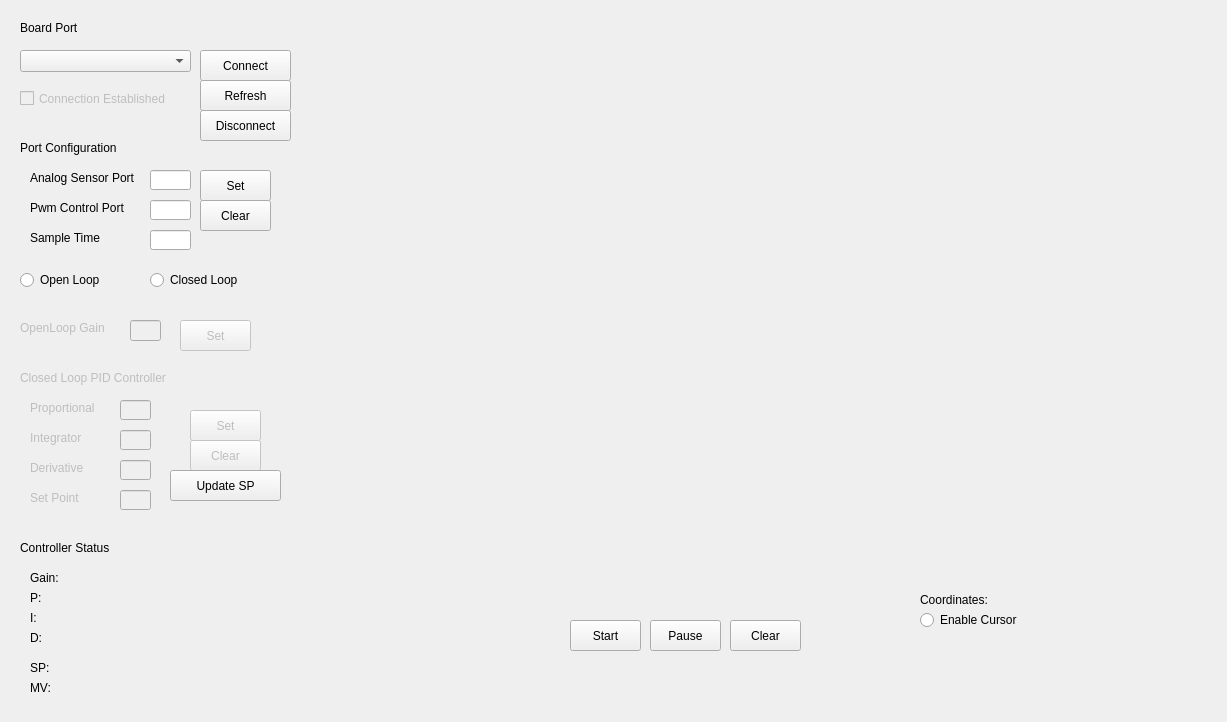
Old version of the form GUI_en.ui in the repository luizborgess/controlador-digital-firmata.
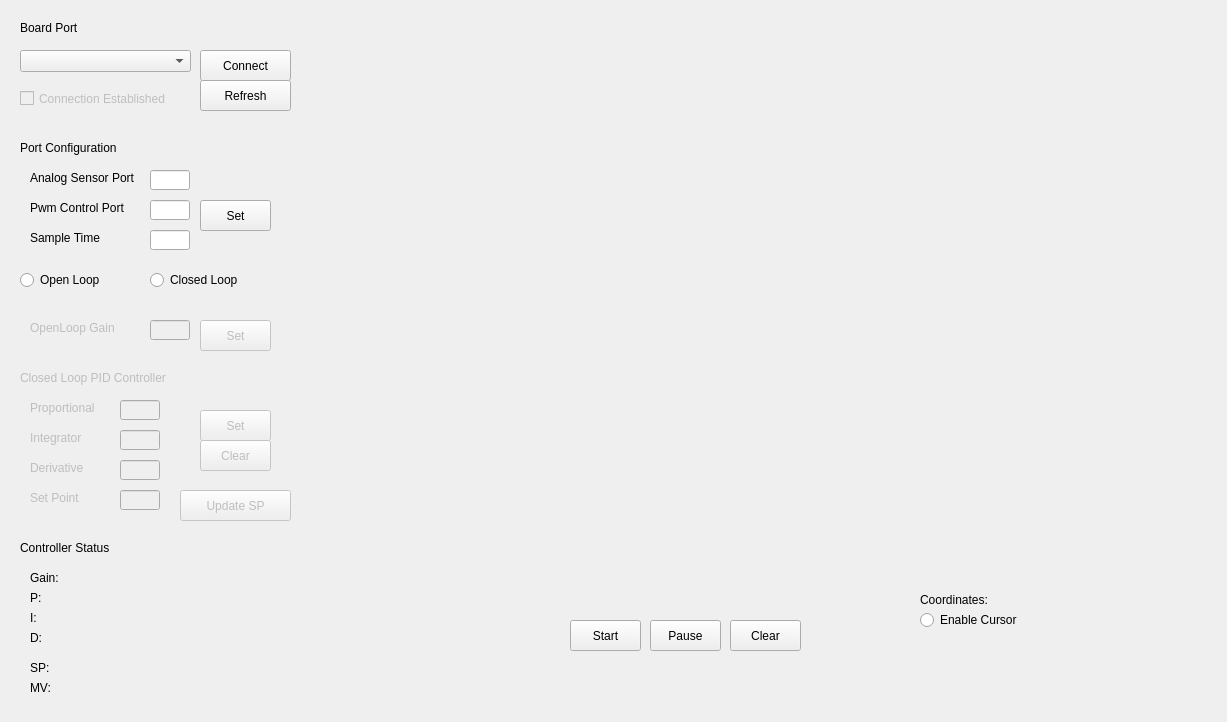
New version of the form. Custom widgets are drawn as their Qt base class.

Diff of the .ui file:
```diff
--- a/GUI_en.ui
+++ b/GUI_en.ui
@@ -72,19 +72,6 @@
      <bool>false</bool>
     </property>
    </widget>
-   <widget class="QPushButton" name="disconnect">
-    <property name="geometry">
-     <rect>
-      <x>200</x>
-      <y>110</y>
-      <width>91</width>
-      <height>31</height>
-     </rect>
-    </property>
-    <property name="text">
-     <string>Disconnect</string>
-    </property>
-   </widget>
    <widget class="QLabel" name="label_2">
     <property name="geometry">
      <rect>
@@ -103,7 +90,7 @@
      <rect>
       <x>150</x>
       <y>170</y>
-      <width>41</width>
+      <width>40</width>
       <height>20</height>
      </rect>
     </property>
@@ -126,7 +113,7 @@
      <rect>
       <x>150</x>
       <y>200</y>
-      <width>41</width>
+      <width>40</width>
       <height>20</height>
      </rect>
     </property>
@@ -184,7 +171,7 @@
      <rect>
       <x>120</x>
       <y>400</y>
-      <width>31</width>
+      <width>40</width>
       <height>20</height>
      </rect>
     </property>
@@ -213,7 +200,7 @@
      <rect>
       <x>120</x>
       <y>460</y>
-      <width>31</width>
+      <width>40</width>
       <height>20</height>
      </rect>
     </property>
@@ -242,7 +229,7 @@
      <rect>
       <x>120</x>
       <y>430</y>
-      <width>31</width>
+      <width>40</width>
       <height>20</height>
      </rect>
     </property>
@@ -251,26 +238,13 @@
     <property name="geometry">
      <rect>
       <x>200</x>
-      <y>170</y>
-      <width>71</width>
-      <height>31</height>
-     </rect>
-    </property>
-    <property name="text">
-     <string>Set</string>
-    </property>
-   </widget>
-   <widget class="QPushButton" name="clear">
-    <property name="geometry">
-     <rect>
-      <x>200</x>
       <y>200</y>
       <width>71</width>
       <height>31</height>
      </rect>
     </property>
     <property name="text">
-     <string>Clear</string>
+     <string>Set</string>
     </property>
    </widget>
    <widget class="QPushButton" name="start">
@@ -353,7 +327,7 @@
      <rect>
       <x>150</x>
       <y>230</y>
-      <width>41</width>
+      <width>40</width>
       <height>20</height>
      </rect>
     </property>
@@ -364,7 +338,7 @@
     </property>
     <property name="geometry">
      <rect>
-      <x>20</x>
+      <x>30</x>
       <y>320</y>
       <width>101</width>
       <height>16</height>
@@ -380,10 +354,10 @@
     </property>
     <property name="geometry">
      <rect>
-      <x>130</x>
+      <x>150</x>
       <y>320</y>
-      <width>31</width>
-      <height>21</height>
+      <width>40</width>
+      <height>20</height>
      </rect>
     </property>
    </widget>
@@ -393,7 +367,7 @@
     </property>
     <property name="geometry">
      <rect>
-      <x>190</x>
+      <x>200</x>
       <y>410</y>
       <width>71</width>
       <height>31</height>
@@ -409,7 +383,7 @@
     </property>
     <property name="geometry">
      <rect>
-      <x>190</x>
+      <x>200</x>
       <y>440</y>
       <width>71</width>
       <height>31</height>
@@ -451,7 +425,7 @@
     </property>
     <property name="geometry">
      <rect>
-      <x>180</x>
+      <x>200</x>
       <y>320</y>
       <width>71</width>
       <height>31</height>
@@ -469,7 +443,7 @@
      <rect>
       <x>120</x>
       <y>490</y>
-      <width>31</width>
+      <width>40</width>
       <height>20</height>
      </rect>
     </property>
@@ -598,10 +572,13 @@
     </property>
    </widget>
    <widget class="QPushButton" name="updateSetPoint">
+    <property name="enabled">
+     <bool>false</bool>
+    </property>
     <property name="geometry">
      <rect>
-      <x>170</x>
-      <y>470</y>
+      <x>180</x>
+      <y>490</y>
       <width>111</width>
       <height>31</height>
      </rect>
```
